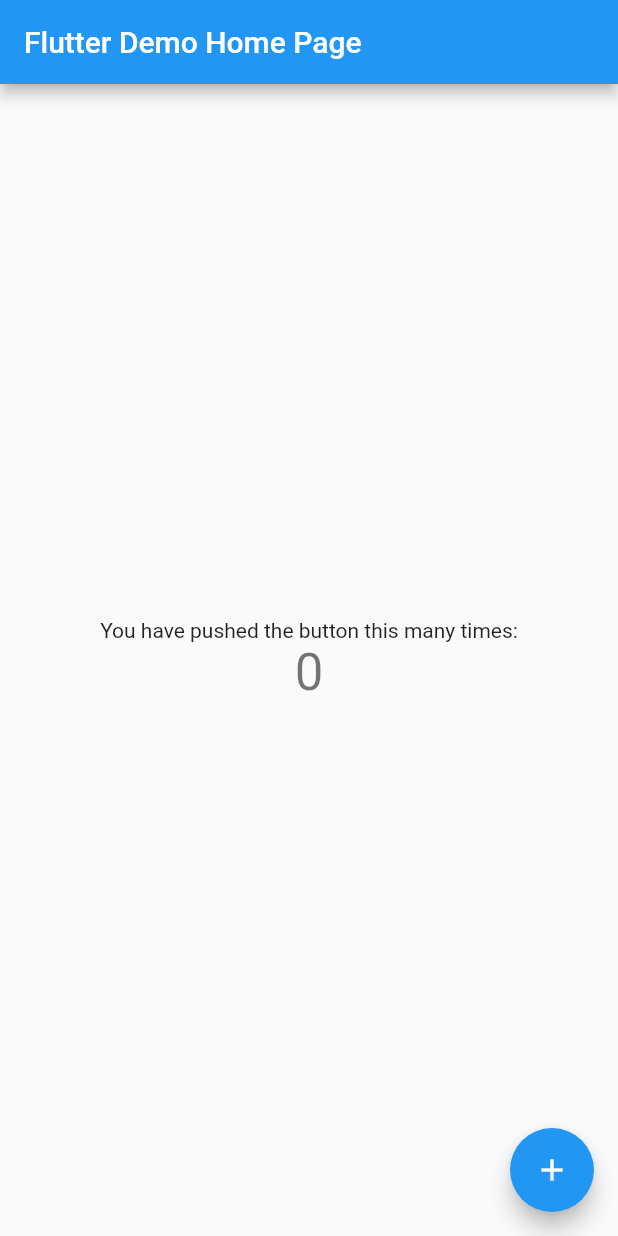
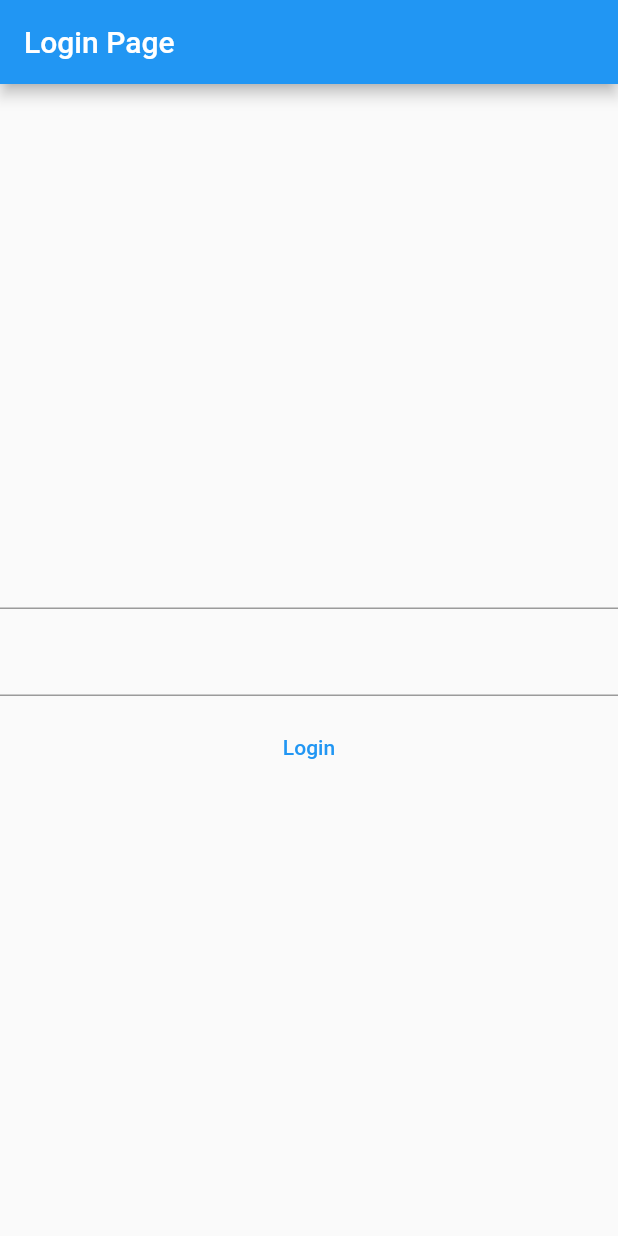
Before and after one commit to RikasMRM/EM_APP, a Flutter app: the screen it shows after launch, on a phone screen of 412 x 824 dp. Run offline on Flutter 3.47's test engine with Material 2 defaults, Android fonts, the light colour scheme and no system bars; our stand-ins replace google_maps_flutter.

Commit message:
pages and maps

```diff
--- /dev/null
+++ b/em_app/lib/Screens/login.dart
@@ -0,0 +1,50 @@
+import 'package:flutter/material.dart';
+import 'package:em_app/Screens/home.dart';
+
+class LoginPage extends StatefulWidget {
+  const LoginPage({Key? key, required this.title}) : super(key: key);
+
+  final String title;
+
+  @override
+  State<LoginPage> createState() => _LoginPageState();
+}
+
+class _LoginPageState extends State<LoginPage> {
+  TextEditingController _controller = TextEditingController();
+  TextEditingController _controller2 = TextEditingController();
+
+  @override
+  Widget build(BuildContext context) {
+    return Scaffold(
+      appBar: AppBar(
+        title: Text(widget.title),
+      ),
+      body: Center(
+        child: Column(
+          mainAxisAlignment: MainAxisAlignment.center,
+          children: [
+            TextField(
+              controller: _controller,
+            ),
+            const SizedBox(
+              height: 10,
+            ),
+            TextField(
+              controller: _controller2,
+            ),
+            const SizedBox(
+              height: 10,
+            ),
+            TextButton(
+                onPressed: () {
+                  Navigator.push(context,
+                      MaterialPageRoute(builder: (context) => HomePage()));
+                },
+                child: Text('Login'))
+          ],
+        ),
+      ),
+    );
+  }
+}
--- a/em_app/lib/main.dart
+++ b/em_app/lib/main.dart
@@ -1,115 +1,22 @@
 import 'package:flutter/material.dart';
+import 'Screens/login.dart';
 
 void main() {
   runApp(const MyApp());
 }
 
 class MyApp extends StatelessWidget {
-  const MyApp({super.key});
+  const MyApp({Key? key}) : super(key: key);
 
   // This widget is the root of your application.
   @override
   Widget build(BuildContext context) {
     return MaterialApp(
-      title: 'Flutter Demo',
+      title: 'Demo App',
       theme: ThemeData(
-        // This is the theme of your application.
-        //
-        // Try running your application with "flutter run". You'll see the
-        // application has a blue toolbar. Then, without quitting the app, try
-        // changing the primarySwatch below to Colors.green and then invoke
-        // "hot reload" (press "r" in the console where you ran "flutter run",
-        // or simply save your changes to "hot reload" in a Flutter IDE).
-        // Notice that the counter didn't reset back to zero; the application
-        // is not restarted.
         primarySwatch: Colors.blue,
       ),
-      home: const MyHomePage(title: 'Flutter Demo Home Page'),
+      home: const LoginPage(title: 'Login Page'),
     );
   }
 }
-
-class MyHomePage extends StatefulWidget {
-  const MyHomePage({super.key, required this.title});
-
-  // This widget is the home page of your application. It is stateful, meaning
-  // that it has a State object (defined below) that contains fields that affect
-  // how it looks.
-
-  // This class is the configuration for the state. It holds the values (in this
-  // case the title) provided by the parent (in this case the App widget) and
-  // used by the build method of the State. Fields in a Widget subclass are
-  // always marked "final".
-
-  final String title;
-
-  @override
-  State<MyHomePage> createState() => _MyHomePageState();
-}
-
-class _MyHomePageState extends State<MyHomePage> {
-  int _counter = 0;
-
-  void _incrementCounter() {
-    setState(() {
-      // This call to setState tells the Flutter framework that something has
-      // changed in this State, which causes it to rerun the build method below
-      // so that the display can reflect the updated values. If we changed
-      // _counter without calling setState(), then the build method would not be
-      // called again, and so nothing would appear to happen.
-      _counter++;
-    });
-  }
-
-  @override
-  Widget build(BuildContext context) {
-    // This method is rerun every time setState is called, for instance as done
-    // by the _incrementCounter method above.
-    //
-    // The Flutter framework has been optimized to make rerunning build methods
-    // fast, so that you can just rebuild anything that needs updating rather
-    // than having to individually change instances of widgets.
-    return Scaffold(
-      appBar: AppBar(
-        // Here we take the value from the MyHomePage object that was created by
-        // the App.build method, and use it to set our appbar title.
-        title: Text(widget.title),
-      ),
-      body: Center(
-        // Center is a layout widget. It takes a single child and positions it
-        // in the middle of the parent.
-        child: Column(
-          // Column is also a layout widget. It takes a list of children and
-          // arranges them vertically. By default, it sizes itself to fit its
-          // children horizontally, and tries to be as tall as its parent.
-          //
-          // Invoke "debug painting" (press "p" in the console, choose the
-          // "Toggle Debug Paint" action from the Flutter Inspector in Android
-          // Studio, or the "Toggle Debug Paint" command in Visual Studio Code)
-          // to see the wireframe for each widget.
-          //
-          // Column has various properties to control how it sizes itself and
-          // how it positions its children. Here we use mainAxisAlignment to
-          // center the children vertically; the main axis here is the vertical
-          // axis because Columns are vertical (the cross axis would be
-          // horizontal).
-          mainAxisAlignment: MainAxisAlignment.center,
-          children: <Widget>[
-            const Text(
-              'You have pushed the button this many times:',
-            ),
-            Text(
-              '$_counter',
-              style: Theme.of(context).textTheme.headlineMedium,
-            ),
-          ],
-        ),
-      ),
-      floatingActionButton: FloatingActionButton(
-        onPressed: _incrementCounter,
-        tooltip: 'Increment',
-        child: const Icon(Icons.add),
-      ), // This trailing comma makes auto-formatting nicer for build methods.
-    );
-  }
-}
--- a/em_app/pubspec.yaml
+++ b/em_app/pubspec.yaml
@@ -35,6 +35,8 @@
   # The following adds the Cupertino Icons font to your application.
   # Use with the CupertinoIcons class for iOS style icons.
   cupertino_icons: ^1.0.2
+  http: ^0.13.5
+  google_maps_flutter: ^2.2.5
 
 dev_dependencies:
   flutter_test:
```
Also changed, not shown: em_app/lib/Screens/home.dart (added, +140 -0 lines), em_app/lib/Screens/hotelDetails.dart (added, +75 -0 lines), em_app/lib/Screens/mapView.dart (added, +35 -0 lines), em_app/lib/response.dart (added, +79 -0 lines), em_app/pubspec.lock, 2 other files.
